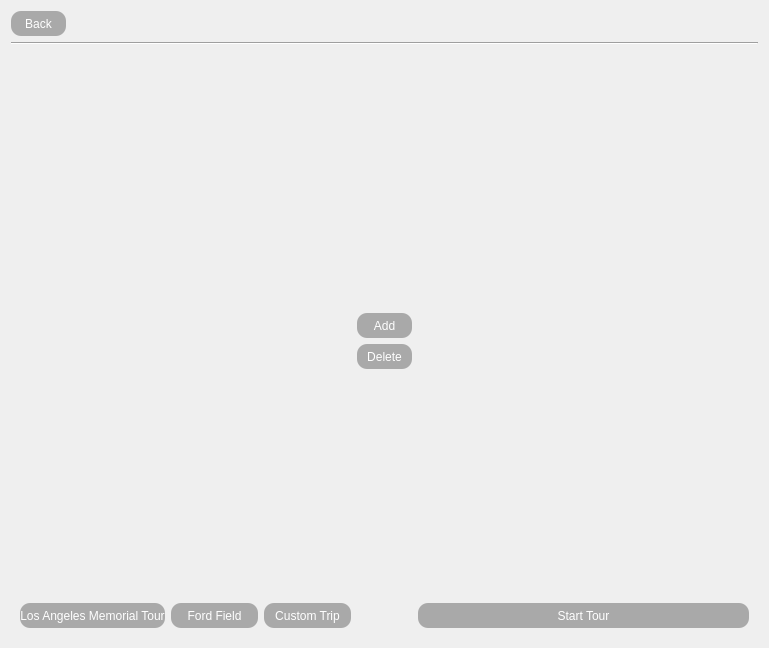
Above: tour.ui from Cyriously1/NFLTour before the change. Below: the same form after it.
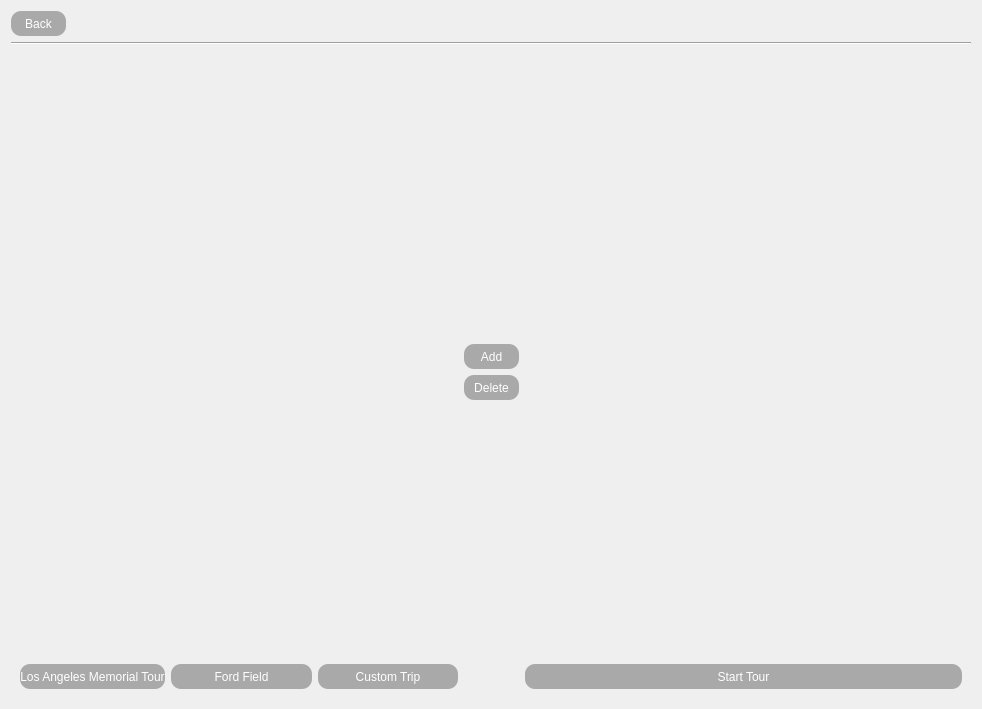
That is the form after the change.

Patch:
```diff
--- a/tour.ui
+++ b/tour.ui
@@ -6,8 +6,8 @@
    <rect>
     <x>0</x>
     <y>0</y>
-    <width>769</width>
-    <height>648</height>
+    <width>982</width>
+    <height>709</height>
    </rect>
   </property>
   <property name="windowTitle">
```
